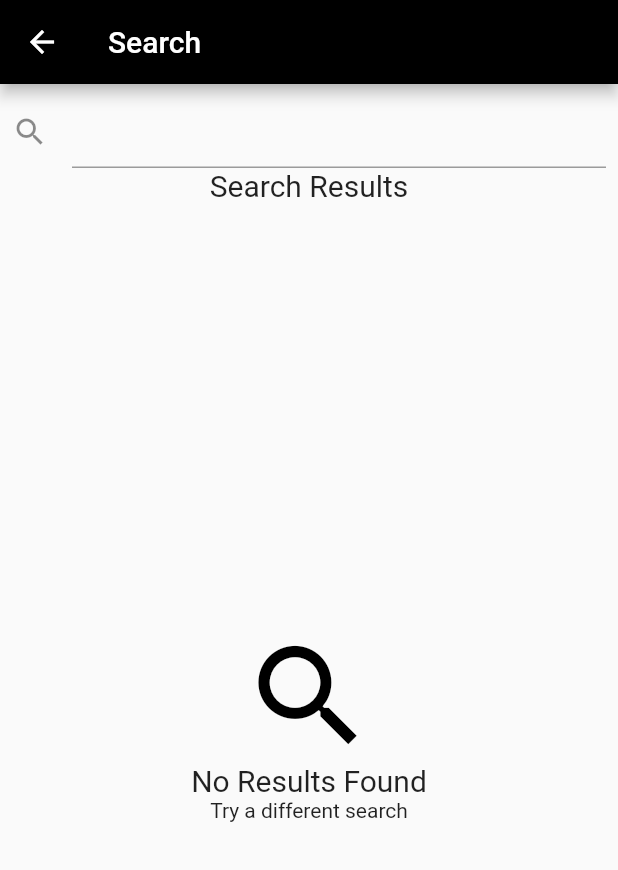
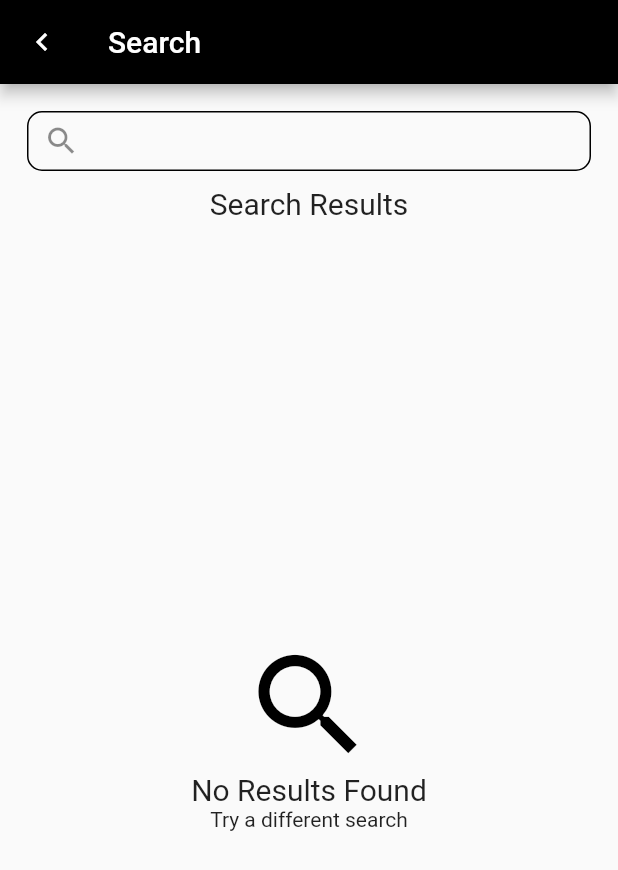
Before and after one commit to Ayobami0/ComicReaderApp, a Flutter app: the screen it shows after launch, after a tap on the "search" icon, on a phone screen of 412 x 824 dp. Shown: the top 870 px of the screen. Run offline on Flutter 3.47's test engine with Material 2 defaults, Android fonts, the phone set to English and light mode, and no system bars; our stand-ins replace cached_network_image, flutter_spinkit; network calls fail.

Commit message:
Add provider package. Add bookmark page

```diff
--- a/lib/comics.dart
+++ b/lib/comics.dart
@@ -15,8 +15,9 @@ Future<List> getAllComicsJson({page = 1, sort = '', search = ''}) async {
 
 class Comic {
   final dynamic imageLink, id, title, description, views, author;
+  int lastChapterIndex = 1;
 
-  const Comic({
+  Comic({
     required this.imageLink,
     required this.id,
     required this.title,
--- a/lib/main.dart
+++ b/lib/main.dart
@@ -1,8 +1,12 @@
+import 'package:comic_reader/favourite.dart';
 import 'package:comic_reader/mainpage.dart';
 import 'package:comic_reader/pages/comic_pages.dart';
 import 'package:comic_reader/pages/comic_chapter_page.dart';
 import 'package:comic_reader/pages/search_page.dart';
 import 'package:flutter/material.dart';
+import 'package:provider/provider.dart';
+
+import 'pages/favourites_page.dart';
 
 
 void main() {
@@ -34,7 +38,9 @@ class MyApp extends StatelessWidget {
 
   @override
   Widget build(BuildContext context) {
-    return MaterialApp(
+    return ChangeNotifierProvider(
+      create: ((context) => Bookmarks()),
+      child: MaterialApp(
         title: 'Comic Reader',
         theme: ThemeData(
           primarySwatch: primaryBlack,
@@ -44,9 +50,11 @@ class MyApp extends StatelessWidget {
         routes: {
           HomePage.routeName: (context) => const HomePage(),
           ChapterPage.routeName: (context) => const ChapterPage(),
-        ComicImagesPage.routeName: (context) => ComicImagesPage(),
+          ComicImagesPage.routeName: (context) => const ComicImagesPage(),
           SearchPage.routeName: (context) => const SearchPage(),
+          BookmarkPage.routeName: (context) => const BookmarkPage(),
         },
+      ),
     );
   }
 }
--- a/lib/mainpage.dart
+++ b/lib/mainpage.dart
@@ -1,3 +1,4 @@
+import 'package:comic_reader/pages/favourites_page.dart';
 import 'package:comic_reader/pages/main_comic_page.dart';
 import 'package:comic_reader/pages/search_page.dart';
 import 'package:flutter/material.dart';
@@ -14,7 +15,7 @@ class _HomePageState extends State<HomePage> with TickerProviderStateMixin {
   late TabController _tabController;
   @override
   void initState() {
-    _tabController = TabController(length: 3, vsync: this);
+    _tabController = TabController(length: 4, vsync: this);
 
     super.initState();
   }
@@ -43,19 +44,23 @@ class _HomePageState extends State<HomePage> with TickerProviderStateMixin {
                 Tab(
                   icon: Icon(Icons.sort_by_alpha),
                 ),
+                Tab(
+                  icon: Icon(Icons.bookmark_outline),
+                ),
               ])
             ],
           ),
         ),
-        body: TabBarView(controller: _tabController, children: [
+        body: TabBarView(controller: _tabController, children: const [
           MainComicPage(sort: ''),
           MainComicPage(sort: 'topview'),
-          MainComicPage(sort: 'az')
+          MainComicPage(sort: 'az'),
+          BookmarkPage(),
         ]
       ),
       floatingActionButton: FloatingActionButton(
         onPressed: () => Navigator.pushNamed(context, SearchPage.routeName),
-        child: Icon(Icons.search),
+        child: const Icon(Icons.search),
       ),
     );
   }
--- a/lib/pages/main_comic_page.dart
+++ b/lib/pages/main_comic_page.dart
@@ -86,7 +86,7 @@ class _MainComicPageState extends State<MainComicPage> with AutomaticKeepAliveCl
                               crossAxisCount: 2,
                               mainAxisSpacing: 5,
                               crossAxisSpacing: 5,
-                              childAspectRatio: 3 / 5),
+                              childAspectRatio: 2 / 3),
                       itemBuilder: ((context, index) {
                         if (index < data.length) {
                           return Card(
--- a/lib/pages/search_page.dart
+++ b/lib/pages/search_page.dart
@@ -25,18 +25,32 @@ class _SearchPageState extends State<SearchPage> {
     return Scaffold(
       appBar: AppBar(
         title: const Text('Search'),
+        leading: IconButton(icon: const Icon(Icons.keyboard_arrow_left), onPressed: ()=>Navigator.pop(context),),
       ),
       body: Padding(
         padding: const EdgeInsets.all(8.0),
         child: Column(children: [
-          TextField(
+          Container(
+            height: 40,
+            margin: const EdgeInsets.all(10),
+            padding: const EdgeInsets.symmetric(horizontal: 10),
+            decoration: BoxDecoration(
+              border: Border.all(),
+              borderRadius: BorderRadius.circular(10)
+            ),
+            child: TextField(
               onChanged: (value) {
                 setState(() {
                   searchText = value;
                 });
               },
               controller: _textController,
-            decoration: const InputDecoration(icon: Icon(Icons.search)),
+              decoration: const InputDecoration(
+                icon: Icon(Icons.search),
+                border: InputBorder.none,
+                contentPadding: EdgeInsets.only(bottom: 7),
+              ),
+            ),
           ),
           const Text(
             'Search Results',
--- a/lib/widgets/image.dart
+++ b/lib/widgets/image.dart
@@ -30,7 +30,7 @@ class ImageWidget extends StatelessWidget {
           )),
         ),
       )),
-      fit: BoxFit.contain,
+      fit: BoxFit.cover,
       httpHeaders: headers,
       // height: height,
       // width: width,
--- a/pubspec.yaml
+++ b/pubspec.yaml
@@ -39,6 +39,7 @@ dependencies:
   http: ^0.13.5
   cached_network_image: ^3.2.3
   flutter_spinkit: ^5.1.0
+  provider: ^6.0.5
 
 dev_dependencies:
   flutter_test:
```
Also changed, not shown: lib/favourite.dart (added, +30 -0 lines), lib/pages/comic_chapter_page.dart (+5 -2 lines), lib/pages/comic_pages.dart (+27 -19 lines), lib/pages/favourites_page.dart (added, +39 -0 lines), lib/widgets/bookmark_icon.dart (added, +33 -0 lines), lib/widgets/comic_tile.dart (+14 -15 lines), pubspec.lock. Lines whose indentation alone changed are shown as unchanged.
